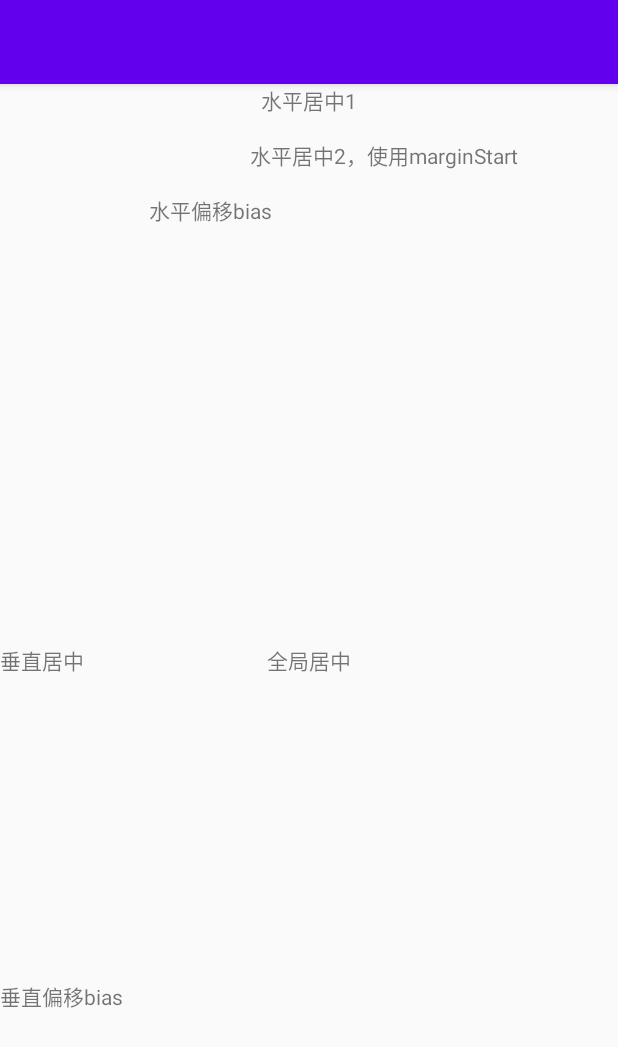
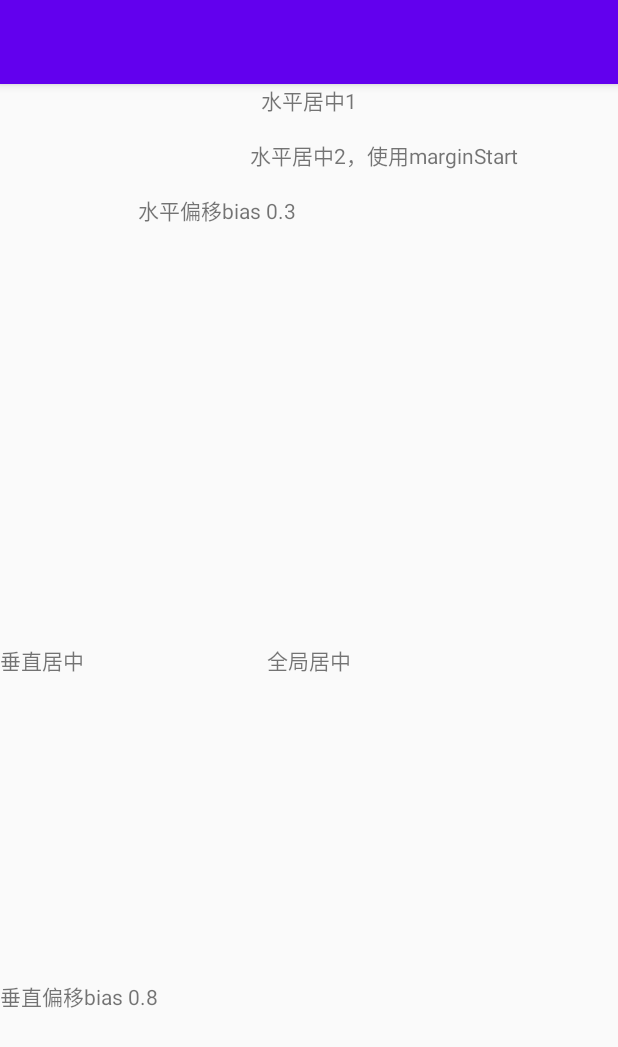
Before and after one commit to gengwenwu/AndroidUIDemo, an Android app: the ConstraintCenterActivity screen opened directly, with no data from a screen before it, on a phone screen of 412 x 824 dp. Shown: the top 1047 px of the screen. Run offline under Robolectric (Android 15) with nearby library versions, the phone set to English and light mode, and no system bars.

Commit message:
约束布局案例1.0 最终版本

```diff
--- a/app/src/main/java/com/logan/android/ui/layout/constraint/ConstraintCircleActivity.kt
+++ b/app/src/main/java/com/logan/android/ui/layout/constraint/ConstraintCircleActivity.kt
@@ -18,8 +18,8 @@ class ConstraintCircleActivity : AppCompatActivity() {
 
         // 角度定位：可以用一个角度和一个距离来约束两个组件的中心，使用下面属性：
         // app:layout_constraintCircle="@id/tv_tv1"
-        // app:layout_constraintCircleAngle="120" // 从tv_tv1组件正上方顺时针120度
-        // app:layout_constraintCircleRadius="100dp" // 距离150dp
+        // app:layout_constraintCircleAngle="120" // 从tv_tv1组件从12点方向开始，顺时针120度
+        // app:layout_constraintCircleRadius="100dp" // 距离100dp
     }
 
 }
--- a/app/src/main/res/layout/activity_constraint_center.xml
+++ b/app/src/main/res/layout/activity_constraint_center.xml
@@ -31,7 +31,7 @@
         android:layout_width="wrap_content"
         android:layout_height="wrap_content"
         android:layout_marginTop="15dp"
-        android:text="水平偏移bias"
+        android:text="水平偏移bias 0.3"
         app:layout_constraintEnd_toEndOf="parent"
         app:layout_constraintHorizontal_bias="0.3"
         app:layout_constraintStart_toStartOf="parent"
@@ -40,7 +40,7 @@
     <TextView
         android:layout_width="wrap_content"
         android:layout_height="wrap_content"
-        android:text="垂直偏移bias"
+        android:text="垂直偏移bias 0.8"
         app:layout_constraintBottom_toBottomOf="parent"
         app:layout_constraintLeft_toLeftOf="parent"
         app:layout_constraintTop_toTopOf="parent"
--- a/app/src/main/res/layout/activity_constraint_chain.xml
+++ b/app/src/main/res/layout/activity_constraint_chain.xml
@@ -186,7 +186,7 @@
         android:layout_height="wrap_content"
         android:layout_marginTop="20dp"
         android:background="@android:color/holo_green_light"
-        android:text="带有Weight"
+        android:text="带有Weight 3"
         app:layout_constraintEnd_toStartOf="@id/tv_row6_tv2"
         app:layout_constraintHorizontal_chainStyle="spread"
         app:layout_constraintHorizontal_weight="3"
```
Also changed, not shown: app/src/main/java/com/logan/android/ui/layout/constraint/ConstraintCenterActivity.kt (+4 -4 lines), 1 other file.
